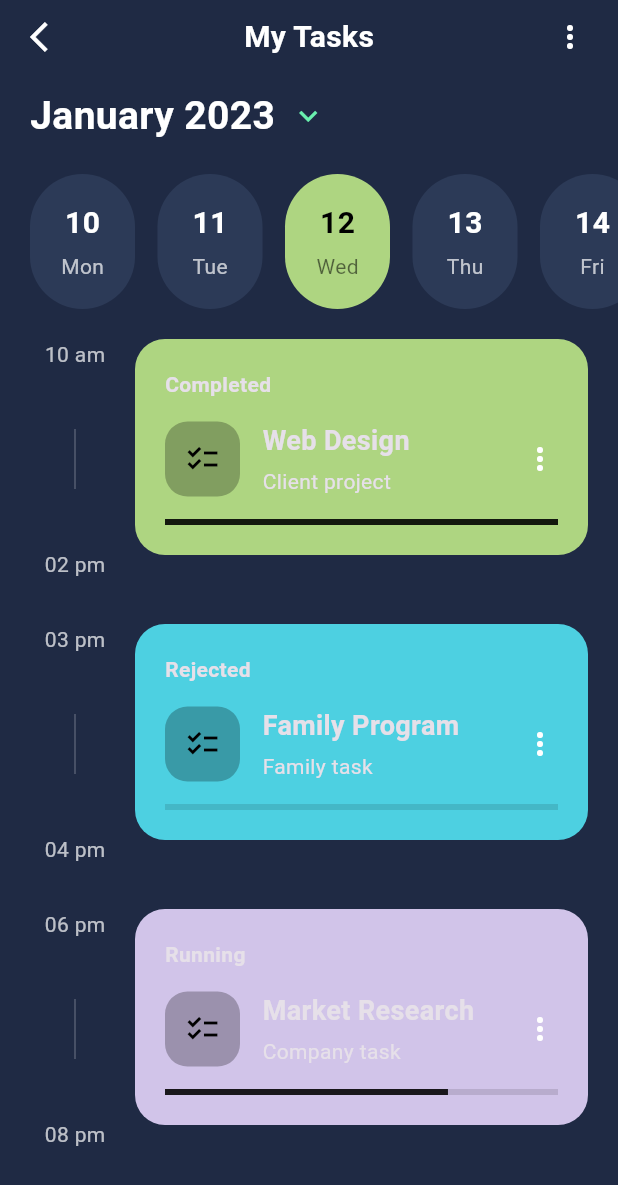
After one commit to GiuseppeRistaino/personal_widgets, a Flutter app: the TaskPage1 screen opened by its route, on a phone screen of 412 x 824 dp. The commit adds this screen. Shown: the top 1185 px of the screen. Run offline on Flutter 3.47's test engine with Material 3 defaults, Android fonts, the phone set to English and light mode, and no system bars.

Commit message:
start refactoring

```diff
--- /dev/null
+++ b/lib/pages/task_page_01.dart
@@ -0,0 +1,268 @@
+import 'package:flutter/material.dart';
+
+class TaskPage1 extends StatelessWidget {
+  const TaskPage1({super.key});
+
+  @override
+  Widget build(BuildContext context) {
+    const backgroundColor = Color(0xFF1F2A44);
+
+    return Scaffold(
+      backgroundColor: backgroundColor,
+      body: SafeArea(
+        child: Column(
+          crossAxisAlignment: CrossAxisAlignment.start,
+          children: [
+            const SizedBox(height: 10),
+            _buildHeader(),
+            const SizedBox(height: 20),
+            _buildMonthSelector(),
+            const SizedBox(height: 20),
+            _buildDaysSelector(),
+            const SizedBox(height: 20),
+            Expanded(
+              child: ListView(
+                padding: const EdgeInsets.symmetric(horizontal: 20),
+                children: const [
+                  TaskItem(
+                    timeStart: "10 am",
+                    timeEnd: "02 pm",
+                    title: "Web Design",
+                    subtitle: "Client project",
+                    status: "Completed",
+                    progress: 1.0,
+                    cardColor: Color(0xFFAED581),
+                  ),
+                  SizedBox(height: 30),
+                  TaskItem(
+                    timeStart: "03 pm",
+                    timeEnd: "04 pm",
+                    title: "Family Program",
+                    subtitle: "Family task",
+                    status: "Rejected",
+                    progress: 0.0,
+                    cardColor: Color(0xFF4DD0E1),
+                  ),
+                  SizedBox(height: 30),
+                  TaskItem(
+                    timeStart: "06 pm",
+                    timeEnd: "08 pm",
+                    title: "Market Research",
+                    subtitle: "Company task",
+                    status: "Running",
+                    progress: 0.72,
+                    cardColor: Color(0xFFD1C4E9),
+                  ),
+                ],
+              ),
+            ),
+          ],
+        ),
+      ),
+    );
+  }
+
+  Widget _buildHeader() {
+    return Padding(
+      padding: const EdgeInsets.symmetric(horizontal: 20),
+      child: Row(
+        mainAxisAlignment: MainAxisAlignment.spaceBetween,
+        children: const [
+          Icon(Icons.arrow_back_ios, color: Colors.white),
+          Text(
+            "My Tasks",
+            style: TextStyle(
+              color: Colors.white,
+              fontSize: 20,
+              fontWeight: FontWeight.w600,
+            ),
+          ),
+          Icon(Icons.more_vert, color: Colors.white),
+        ],
+      ),
+    );
+  }
+
+  Widget _buildMonthSelector() {
+    return const Padding(
+      padding: EdgeInsets.symmetric(horizontal: 20),
+      child: Row(
+        children: [
+          Text(
+            "January 2023",
+            style: TextStyle(
+              color: Colors.white,
+              fontSize: 26,
+              fontWeight: FontWeight.bold,
+            ),
+          ),
+          SizedBox(width: 10),
+          Icon(Icons.keyboard_arrow_down, color: Colors.greenAccent),
+        ],
+      ),
+    );
+  }
+
+  Widget _buildDaysSelector() {
+    final days = [
+      {"day": "10", "label": "Mon"},
+      {"day": "11", "label": "Tue"},
+      {"day": "12", "label": "Wed"},
+      {"day": "13", "label": "Thu"},
+      {"day": "14", "label": "Fri"},
+    ];
+
+    return SizedBox(
+      height: 90,
+      child: ListView.separated(
+        padding: const EdgeInsets.symmetric(horizontal: 20),
+        scrollDirection: Axis.horizontal,
+        itemBuilder: (context, index) {
+          final isSelected = index == 2;
+
+          return Container(
+            width: 70,
+            decoration: BoxDecoration(
+              color: isSelected ? const Color(0xFFAED581) : const Color(0xFF2C3A57),
+              borderRadius: BorderRadius.circular(35),
+            ),
+            child: Column(
+              mainAxisAlignment: MainAxisAlignment.center,
+              children: [
+                Text(
+                  days[index]["day"]!,
+                  style: TextStyle(
+                    color: isSelected ? Colors.black : Colors.white,
+                    fontSize: 20,
+                    fontWeight: FontWeight.bold,
+                  ),
+                ),
+                const SizedBox(height: 4),
+                Text(
+                  days[index]["label"]!,
+                  style: TextStyle(
+                    color: isSelected ? Colors.black54 : Colors.white70,
+                  ),
+                ),
+              ],
+            ),
+          );
+        },
+        separatorBuilder: (_, __) => const SizedBox(width: 15),
+        itemCount: days.length,
+      ),
+    );
+  }
+}
+
+class TaskItem extends StatelessWidget {
+  final String timeStart;
+  final String timeEnd;
+  final String title;
+  final String subtitle;
+  final String status;
+  final double progress;
+  final Color cardColor;
+
+  const TaskItem({
+    super.key,
+    required this.timeStart,
+    required this.timeEnd,
+    required this.title,
+    required this.subtitle,
+    required this.status,
+    required this.progress,
+    required this.cardColor,
+  });
+
+  @override
+  Widget build(BuildContext context) {
+    return Row(
+      crossAxisAlignment: CrossAxisAlignment.start,
+      children: [
+        SizedBox(
+          width: 60,
+          child: Column(
+            children: [
+              Text(
+                timeStart,
+                style: const TextStyle(color: Colors.white70),
+              ),
+              const SizedBox(height: 40),
+              Container(
+                height: 40,
+                width: 1,
+                color: Colors.white24,
+              ),
+              const SizedBox(height: 40),
+              Text(
+                timeEnd,
+                style: const TextStyle(color: Colors.white70),
+              ),
+            ],
+          ),
+        ),
+        const SizedBox(width: 10),
+        Expanded(
+          child: Container(
+            padding: const EdgeInsets.all(20),
+            decoration: BoxDecoration(
+              color: cardColor,
+              borderRadius: BorderRadius.circular(20),
+            ),
+            child: Column(
+              crossAxisAlignment: CrossAxisAlignment.start,
+              children: [
+                Text(
+                  status,
+                  style: const TextStyle(
+                    fontWeight: FontWeight.w600,
+                  ),
+                ),
+                const SizedBox(height: 15),
+                Row(
+                  children: [
+                    Container(
+                      height: 50,
+                      width: 50,
+                      decoration: BoxDecoration(
+                        color: Colors.black26,
+                        borderRadius: BorderRadius.circular(15),
+                      ),
+                      child: const Icon(Icons.checklist, color: Colors.black),
+                    ),
+                    const SizedBox(width: 15),
+                    Expanded(
+                      child: Column(
+                        crossAxisAlignment: CrossAxisAlignment.start,
+                        children: [
+                          Text(
+                            title,
+                            style: const TextStyle(
+                              fontSize: 18,
+                              fontWeight: FontWeight.bold,
+                            ),
+                          ),
+                          const SizedBox(height: 4),
+                          Text(subtitle),
+                        ],
+                      ),
+                    ),
+                    const Icon(Icons.more_vert),
+                  ],
+                ),
+                const SizedBox(height: 15),
+                LinearProgressIndicator(
+                  value: progress,
+                  backgroundColor: Colors.black12,
+                  valueColor:
+                      const AlwaysStoppedAnimation<Color>(Colors.black87),
+                ),
+              ],
+            ),
+          ),
+        ),
+      ],
+    );
+  }
+}
```
Also changed, not shown: lib/main.dart (+9 -7 lines), lib/pages/login_page_01.dart (renamed from lib/widgets/pages/login_page_01.dart, +2 -15 lines), lib/pages/theme_choice_page.dart (renamed from lib/widgets/pages/choice_page.dart, +10 -0 lines), lib/widgets/backgrounds.dart (added, +33 -0 lines), lib/widgets/cards.dart (added, +98 -0 lines), lib/widgets/forms.dart (added, +73 -0 lines), lib/pages/login_page_02.dart (renamed from lib/widgets/pages/login_page_02.dart), lib/pages/main_content_page_01.dart (renamed from lib/widgets/pages/main_content_page_01.dart), lib/pages/register_page_01.dart (renamed from lib/widgets/pages/register_page_01.dart), lib/pages/register_page_02.dart (renamed from lib/widgets/pages/register_page_02.dart), lib/widgets/text_fields.dart (added).
